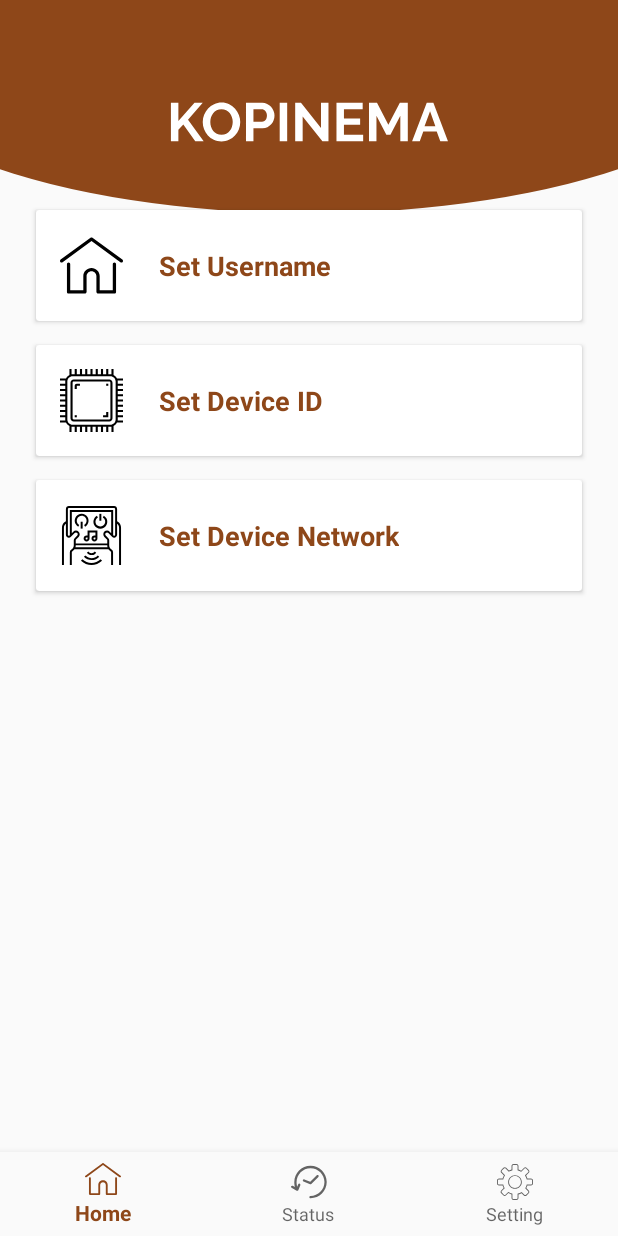
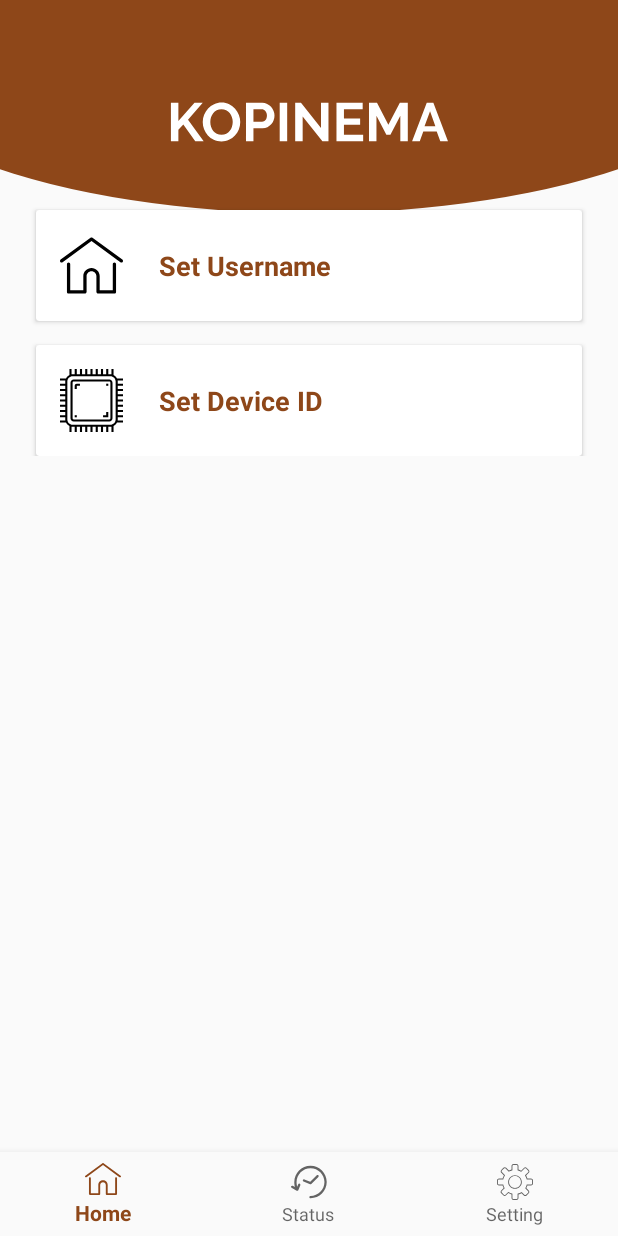
Before and after one commit to FaridAziz/kopinema, an Android app: the fragment SettingFragment placed in its activity, on a phone screen of 412 x 824 dp. Run offline under Robolectric (Android 15) with nearby library versions, the phone set to English and light mode, and no system bars; our stand-ins replace Firebase (no records; nobody signed in at launch, a user with empty details on screens opened directly).

Commit message:
update ui

```diff
--- a/app/src/main/java/com/example/faridaziz/kopinema/view/fragments/CustomFragment.java
+++ b/app/src/main/java/com/example/faridaziz/kopinema/view/fragments/CustomFragment.java
@@ -75,7 +75,7 @@ public class CustomFragment extends Fragment {
 
         // Create Adapter For Spinner
         ArrayAdapter<CharSequence> waterAdapter = ArrayAdapter.createFromResource(
-                getContext(), R.array.nomer, android.R.layout.simple_spinner_item);
+                getContext(), R.array.nomorKopi, android.R.layout.simple_spinner_item);
         ArrayAdapter<CharSequence> coffeeAdapter = ArrayAdapter.createFromResource(
                 getContext(), R.array.nomer, android.R.layout.simple_spinner_item);
 
--- a/app/src/main/java/com/example/faridaziz/kopinema/view/fragments/menu/SettingFragment.kt
+++ b/app/src/main/java/com/example/faridaziz/kopinema/view/fragments/menu/SettingFragment.kt
@@ -35,6 +35,7 @@ class SettingFragment
 
         menu_username.setOnClickListener { attachFragment(SharePreference.USERNAME) }
         menu_device_id.setOnClickListener { attachFragment(SharePreference.ID_BOARD) }
-        menu_device_network.setOnClickListener { attachFragment("WIFI") }
+        menu_device_network.visibility = View.GONE
+//        menu_device_network.setOnClickListener { attachFragment("WIFI") }
     }
 }
--- a/app/src/main/res/layout/fragment_custom.xml
+++ b/app/src/main/res/layout/fragment_custom.xml
@@ -26,8 +26,8 @@
 
     <Spinner
         android:id="@+id/spinner_water"
-        android:orientation="vertical"
         android:elevation="4dp"
+        android:text="1"
         android:textAlignment="center"
         android:textSize="32sp"
         android:background="@android:color/white"
@@ -44,7 +44,7 @@
 
     <TextView
         android:id="@+id/lbl_ratio_water"
-        android:text="AIR"
+        android:text="KOPI"
         android:textAlignment="center"
         android:textSize="18sp"
         android:textStyle="bold"
@@ -84,7 +84,7 @@
 
     <TextView
         android:id="@+id/lbl_ratio_coffee"
-        android:text="KOPI"
+        android:text="AIR"
         android:textAlignment="center"
         android:textSize="18sp"
         android:textStyle="bold"
--- a/app/src/main/res/layout/fragment_recommendation.xml
+++ b/app/src/main/res/layout/fragment_recommendation.xml
@@ -41,7 +41,7 @@
 
     <TextView
         android:id="@+id/lbl_ratio_water"
-        android:text="AIR"
+        android:text="KOPI"
         android:textAlignment="center"
         android:textSize="18sp"
         android:textStyle="bold"
@@ -81,7 +81,7 @@
 
     <TextView
         android:id="@+id/lbl_ratio_coffee"
-        android:text="KOPI"
+        android:text="AIR"
         android:textAlignment="center"
         android:textSize="18sp"
         android:textStyle="bold"
--- a/app/src/main/res/layout/fragment_setting.xml
+++ b/app/src/main/res/layout/fragment_setting.xml
@@ -95,34 +95,37 @@
             android:id="@+id/menu_device_network"
             android:layout_width="match_parent"
             android:layout_height="match_parent"
+            android:layout_marginStart="24dp"
             android:layout_marginTop="16dp"
-            android:layout_marginStart="24dp"
             android:layout_marginEnd="24dp"
-            android:layout_marginBottom="64dp" >
+            android:layout_marginBottom="64dp"
+            tools:visibility="gone">
+
             <androidx.constraintlayout.widget.ConstraintLayout
                 android:layout_width="match_parent"
                 android:layout_height="wrap_content"
-                android:layout_margin="16dp" >
+                android:layout_margin="16dp">
+
                 <ImageView
                     android:id="@+id/img_custom"
                     android:layout_width="42dp"
                     android:layout_height="42dp"
                     android:src="@drawable/ic_network"
-                    app:layout_constraintTop_toTopOf="parent"
-                    app:layout_constraintStart_toStartOf="parent" />
+                    app:layout_constraintStart_toStartOf="parent"
+                    app:layout_constraintTop_toTopOf="parent" />
 
                 <TextView
                     android:id="@+id/txt_custom"
-                    android:text="Set Device Network"
-                    android:textSize="18sp"
-                    android:textColor="@color/colorMain"
-                    android:textStyle="bold"
                     android:layout_width="wrap_content"
                     android:layout_height="wrap_content"
                     android:layout_marginStart="24dp"
-                    app:layout_constraintTop_toTopOf="parent"
+                    android:text="Set Device Network"
+                    android:textColor="@color/colorMain"
+                    android:textSize="18sp"
+                    android:textStyle="bold"
                     app:layout_constraintBottom_toBottomOf="parent"
-                    app:layout_constraintStart_toEndOf="@id/img_custom" />
+                    app:layout_constraintStart_toEndOf="@id/img_custom"
+                    app:layout_constraintTop_toTopOf="parent" />
             </androidx.constraintlayout.widget.ConstraintLayout>
         </androidx.cardview.widget.CardView>
     </LinearLayout>
```
Also changed, not shown: app/src/main/res/values/strings.xml (+4 -17 lines).
